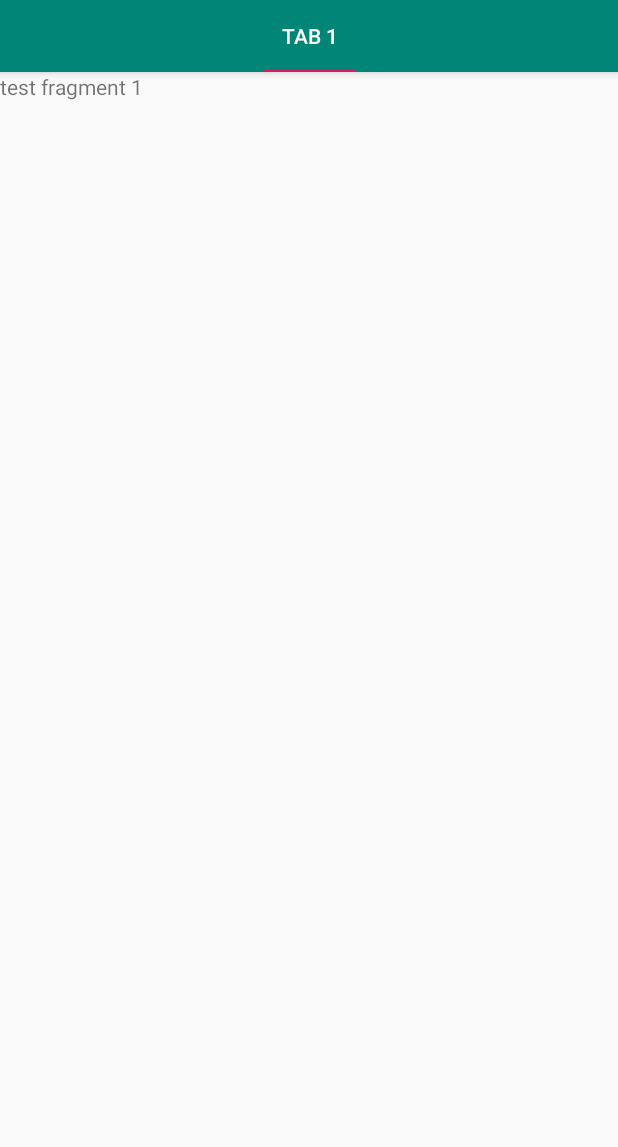
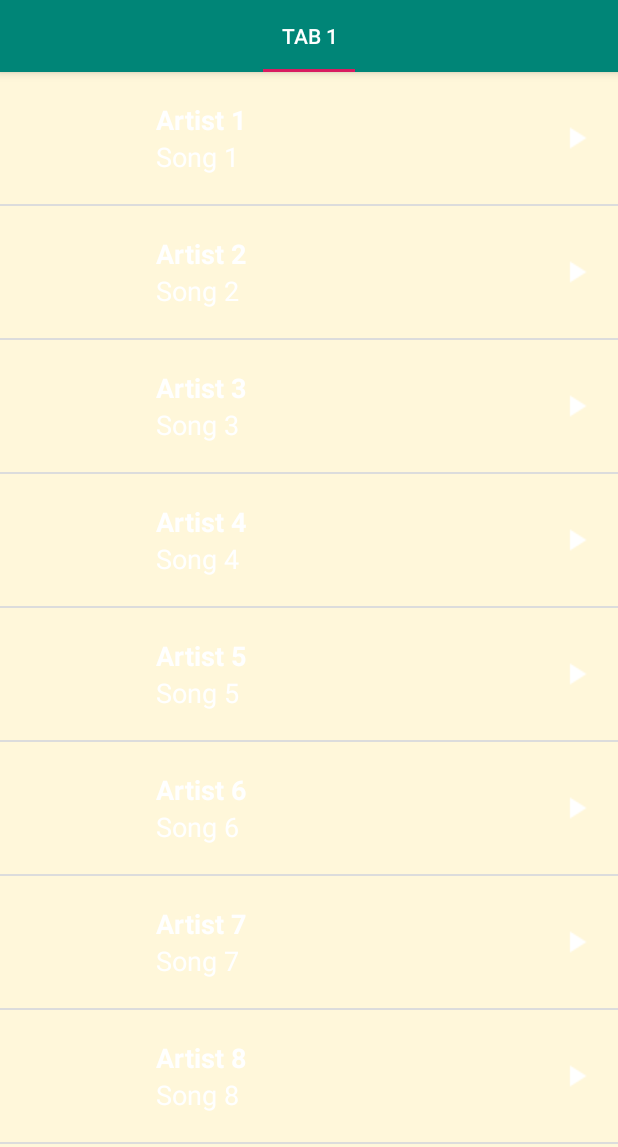
Before and after one commit to becausewesley/MusicalStructureApp, an Android app: the screen it shows after launch (MainActivity), on a phone screen of 412 x 824 dp, the part 89-1236 px from its top. Run offline under Robolectric (Android 15) with nearby library versions, the phone set to English and light mode, and no system bars.

Commit message:
Added song list

```diff
--- a/app/src/main/java/com/example/musicalstructureproject/Fragment1.java
+++ b/app/src/main/java/com/example/musicalstructureproject/Fragment1.java
@@ -4,21 +4,45 @@ import android.os.Bundle;
 import android.view.LayoutInflater;
 import android.view.View;
 import android.view.ViewGroup;
+import android.widget.ListView;
+import android.widget.TextView;
 
 import androidx.annotation.NonNull;
 import androidx.annotation.Nullable;
 import androidx.fragment.app.Fragment;
 
+import java.util.ArrayList;
+
+//This is the song list fragment
 public class Fragment1 extends Fragment {
 
     @Nullable
     @Override
 
-    public View onCreateView (@NonNull LayoutInflater inflater, @NonNull ViewGroup container, @NonNull Bundle savedInstanceState){
-        View view = inflater.inflate(R.layout.frag_1_layout, container, false);
+    public View onCreateView(@NonNull LayoutInflater inflater, @NonNull ViewGroup container, @NonNull Bundle savedInstanceState) {
+        View rootView = inflater.inflate(R.layout.song_list, container, false);
 
 
-        return view;
+        final ArrayList<Song> songs = new ArrayList<Song>();
+
+        songs.add(new Song("Song 1", "Artist 1"));
+        songs.add(new Song("Song 2", "Artist 2"));
+        songs.add(new Song("Song 3", "Artist 3"));
+        songs.add(new Song("Song 4", "Artist 4"));
+        songs.add(new Song("Song 5", "Artist 5"));
+        songs.add(new Song("Song 6", "Artist 6"));
+        songs.add(new Song("Song 7", "Artist 7"));
+        songs.add(new Song("Song 8", "Artist 8"));
+        songs.add(new Song("Song 9", "Artist 9"));
+        songs.add(new Song("Song 10", "Artist 10"));
+        songs.add(new Song("Song 11", "Artist 11"));
+        songs.add(new Song("Song 12", "Artist 12"));
+
+        SongAdapter adapter = new SongAdapter(getActivity(), songs);
+        ListView listView = rootView.findViewById(R.id.list);
+        listView.setAdapter(adapter);
+
+        return rootView;
     }
 
 }
--- /dev/null
+++ b/app/src/main/java/com/example/musicalstructureproject/Song.java
@@ -0,0 +1,26 @@
+package com.example.musicalstructureproject;
+
+public class Song {
+
+    private String mSongName;
+
+    private String mSongArtist;
+
+
+    //This is a basic contsructor for storing song name and artist only (Temporary)
+    public Song(String songName, String songArtist){
+
+        mSongName = songName;
+        mSongArtist = songArtist;
+    }
+
+    public String getSongName(){
+
+        return mSongName;
+    }
+
+    public String getSongArtist(){
+
+        return mSongArtist;
+    }
+}
--- /dev/null
+++ b/app/src/main/java/com/example/musicalstructureproject/SongAdapter.java
@@ -0,0 +1,40 @@
+package com.example.musicalstructureproject;
+
+import android.content.Context;
+import android.view.LayoutInflater;
+import android.view.View;
+import android.view.ViewGroup;
+import android.widget.ArrayAdapter;
+import android.widget.TextView;
+
+import androidx.annotation.NonNull;
+
+
+import java.util.ArrayList;
+
+public class SongAdapter extends ArrayAdapter<Song> {
+
+    public SongAdapter(@NonNull Context context, ArrayList<Song> songs) {
+        super(context, 0, songs);
+    }
+
+    @NonNull
+    @Override
+    public View getView(int position, @NonNull View convertView, @NonNull ViewGroup parent) {
+        View listItemView = convertView;
+        if (listItemView == null) {
+            listItemView = LayoutInflater.from(getContext()).inflate(
+                    R.layout.list_item, parent, false);
+        }
+
+        Song currentSong = getItem(position);
+
+        TextView songName = listItemView.findViewById(R.id.song_title);
+        songName.setText(currentSong.getSongName());
+
+        TextView songArtist = listItemView.findViewById(R.id.song_artist);
+        songArtist.setText(currentSong.getSongArtist());
+
+        return listItemView;
+    }
+}
```
Also changed, not shown: app/src/main/java/com/example/musicalstructureproject/MainActivity.java (+1 -6 lines).
